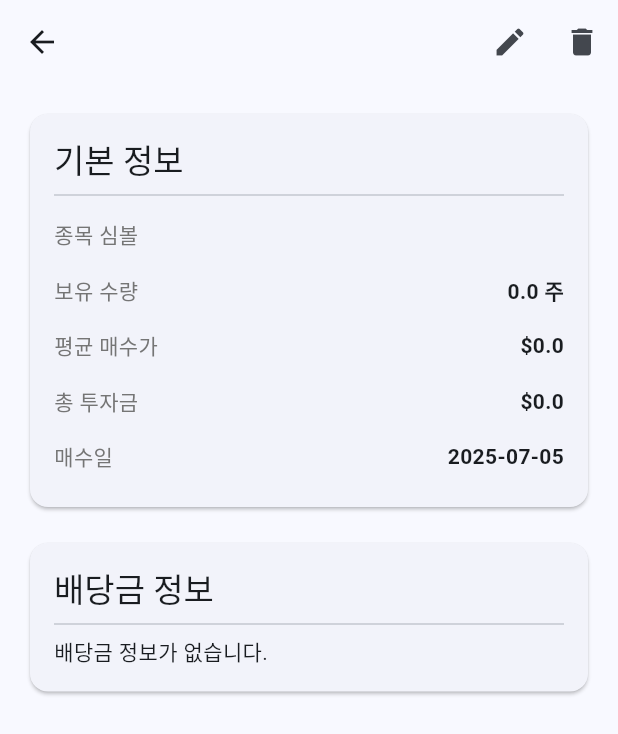
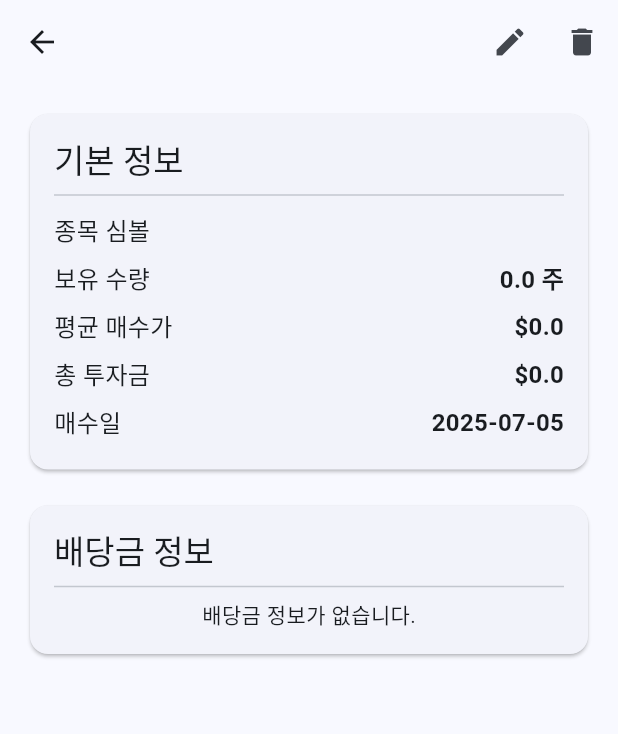
Before and after one commit to qodnflk/radar, a Flutter app: the PortfolioDetailScreen screen opened directly with empty values, on a phone screen of 412 x 824 dp. Shown: the top 734 px of the screen. Run offline on Flutter 3.47's test engine with Material 3 defaults, Android fonts, the phone set to English and light mode, and no system bars; our stand-ins replace cloud_firestore, dio, firebase_core, get; accounts and stored records are empty; network calls fail.

```diff
--- a/lib/main.dart
+++ b/lib/main.dart
@@ -18,6 +18,7 @@ class MyApp extends StatelessWidget {
   @override
   Widget build(BuildContext context) {
     return GetMaterialApp(
+      debugShowCheckedModeBanner: false,
       title: 'Dividend Radar',
       theme: ThemeData(
         colorScheme: ColorScheme.fromSeed(seedColor: Colors.blue),
--- a/lib/screens/portfolio/portfolio_detail_screen.dart
+++ b/lib/screens/portfolio/portfolio_detail_screen.dart
@@ -52,6 +52,51 @@ class _PortfolioDetailScreenState extends State<PortfolioDetailScreen> {
     sharesController.dispose();
     priceController.dispose();
     super.dispose();
+  }
+
+  Widget _buildInfoRow(String label, String value) {
+    return Padding(
+      padding: const EdgeInsets.symmetric(vertical: 4),
+      child: Row(
+        mainAxisAlignment: MainAxisAlignment.spaceBetween,
+        children: [
+          Text(label, style: const TextStyle(fontSize: 16)),
+          Text(value,
+              style:
+                  const TextStyle(fontSize: 16, fontWeight: FontWeight.bold)),
+        ],
+      ),
+    );
+  }
+
+  Widget _buildDividendRow(String label, String value,
+      {bool isHighlighted = false}) {
+    return Padding(
+      padding: const EdgeInsets.symmetric(vertical: 4),
+      child: Row(
+        mainAxisAlignment: MainAxisAlignment.spaceBetween,
+        children: [
+          Expanded(
+            flex: 2,
+            child: Text(
+              label,
+              style: const TextStyle(fontSize: 16),
+            ),
+          ),
+          Expanded(
+            flex: 3,
+            child: Text(
+              value,
+              style: TextStyle(
+                fontSize: 16,
+                fontWeight: isHighlighted ? FontWeight.bold : FontWeight.normal,
+              ),
+              textAlign: TextAlign.right,
+            ),
+          ),
+        ],
+      ),
+    );
   }
 
   void showEditDialog() {
@@ -127,10 +172,11 @@ class _PortfolioDetailScreenState extends State<PortfolioDetailScreen> {
           TextButton(
             onPressed: () async {
               try {
+                // 먼저 다이얼로그를 닫습니다
+                Get.back();
                 await controller.deletePortfolioItem(widget.item.id!);
+                // 상세 화면을 닫습니다
                 Get.back();
-                Get.back();
-                Get.snackbar('성공', '${widget.item.name} 종목이 삭제되었습니다');
               } catch (e) {
                 Get.snackbar('오류', '종목 삭제 중 오류가 발생했습니다');
               }
@@ -158,7 +204,8 @@ class _PortfolioDetailScreenState extends State<PortfolioDetailScreen> {
           ),
         ],
       ),
-      body: Padding(
+      body: SingleChildScrollView(
+        child: Padding(
           padding: const EdgeInsets.all(16),
           child: Column(
             crossAxisAlignment: CrossAxisAlignment.start,
@@ -191,39 +238,39 @@ class _PortfolioDetailScreenState extends State<PortfolioDetailScreen> {
                   child: Column(
                     crossAxisAlignment: CrossAxisAlignment.start,
                     children: [
-                    Row(
-                      mainAxisAlignment: MainAxisAlignment.spaceBetween,
-                      children: [
                       Text(
                         '배당금 정보',
                         style: Theme.of(context).textTheme.titleLarge,
                       ),
+                      const Divider(),
                       if (isLoadingDividends)
-                          const SizedBox(
-                            width: 20,
-                            height: 20,
-                            child: CircularProgressIndicator(strokeWidth: 2),
+                        const Center(child: CircularProgressIndicator())
+                      else if (dividends.isEmpty)
+                        const Center(child: Text('배당금 정보가 없습니다.'))
+                      else
+                        ListView.builder(
+                          shrinkWrap: true,
+                          physics: const NeverScrollableScrollPhysics(),
+                          itemCount: dividends.length,
+                          itemBuilder: (context, index) {
+                            final dividend = dividends[index];
+                            return Column(
+                              crossAxisAlignment: CrossAxisAlignment.start,
+                              children: [
+                                if (index > 0) const Divider(),
+                                _buildDividendRow('배당금',
+                                    '\$${dividend.amount.toStringAsFixed(3)}'),
+                                _buildDividendRow('배당률',
+                                    '${(dividend.dividendYield * 100).toStringAsFixed(1)}%'),
+                                _buildDividendRow('배당락일',
+                                    dividend.exDate.toString().split(' ')[0]),
+                                _buildDividendRow('지급일',
+                                    dividend.payDate.toString().split(' ')[0]),
+                                _buildDividendRow('주기', dividend.frequency),
+                              ],
+                            );
+                          },
                         ),
-                      ],
-                    ),
-                    const Divider(),
-                    if (dividends.isEmpty && !isLoadingDividends)
-                      const Text('배당금 정보가 없습니다.')
-                    else
-                      ...dividends
-                          .map((div) => Column(
-                                children: [
-                                  _buildInfoRow('배당금', '\$${div.amount}'),
-                                  _buildInfoRow('배당률', '${div.dividendYield}%'),
-                                  _buildInfoRow('배당락일',
-                                      div.exDate.toString().split(' ')[0]),
-                                  _buildInfoRow('지급일',
-                                      div.payDate.toString().split(' ')[0]),
-                                  _buildInfoRow('주기', div.frequency),
-                                  if (div != dividends.last) const Divider(),
-                                ],
-                              ))
-                          .toList(),
                     ],
                   ),
                 ),
@@ -231,18 +278,6 @@ class _PortfolioDetailScreenState extends State<PortfolioDetailScreen> {
             ],
           ),
         ),
-    );
-  }
-
-  Widget _buildInfoRow(String label, String value) {
-    return Padding(
-      padding: const EdgeInsets.symmetric(vertical: 8),
-      child: Row(
-        mainAxisAlignment: MainAxisAlignment.spaceBetween,
-        children: [
-          Text(label, style: TextStyle(color: Colors.grey[600])),
-          Text(value, style: const TextStyle(fontWeight: FontWeight.bold)),
-        ],
       ),
     );
   }
```
Also changed, not shown: lib/controllers/portfolio_controller.dart (+13 -18 lines), lib/screens/portfolio/portfolio_add_screen.dart (+3 -4 lines), lib/services/stock_service.dart (+9 -6 lines). Lines whose indentation alone changed are shown as unchanged.
